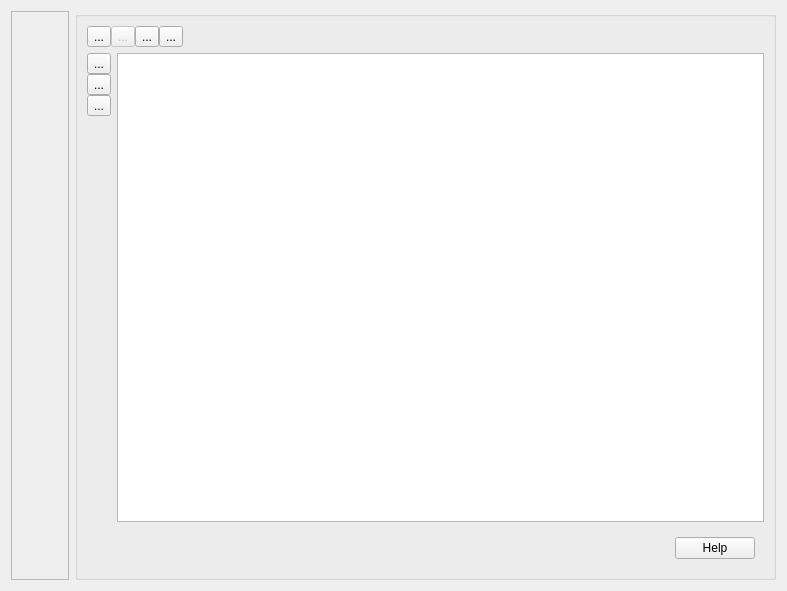
This is TableInstanceForm.ui in fritzone/ddm as Qt 5 draws it before an edit. The edited form follows.
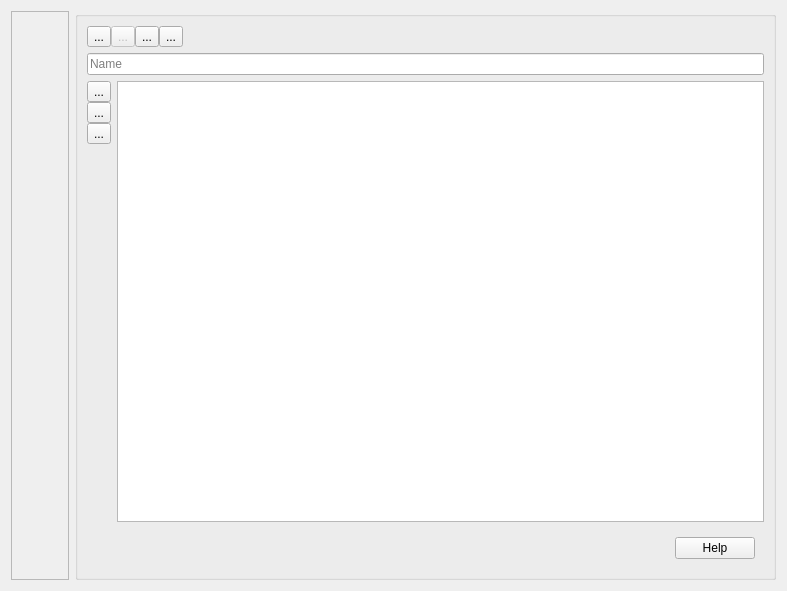
This is the edited form. Icons and pictures are not drawn.

Diff of the .ui file:
```diff
--- a/TableInstanceForm.ui
+++ b/TableInstanceForm.ui
@@ -241,6 +241,13 @@
         </item>
        </layout>
       </item>
+      <item>
+       <widget class="QLineEdit" name="lineEdit">
+        <property name="placeholderText">
+         <string>Name</string>
+        </property>
+       </widget>
+      </item>
       <item>
        <layout class="QHBoxLayout" name="horizontalLayout_2">
         <item>
```
Left out of the diff: 32 changed lines with no effect on the pictures.
